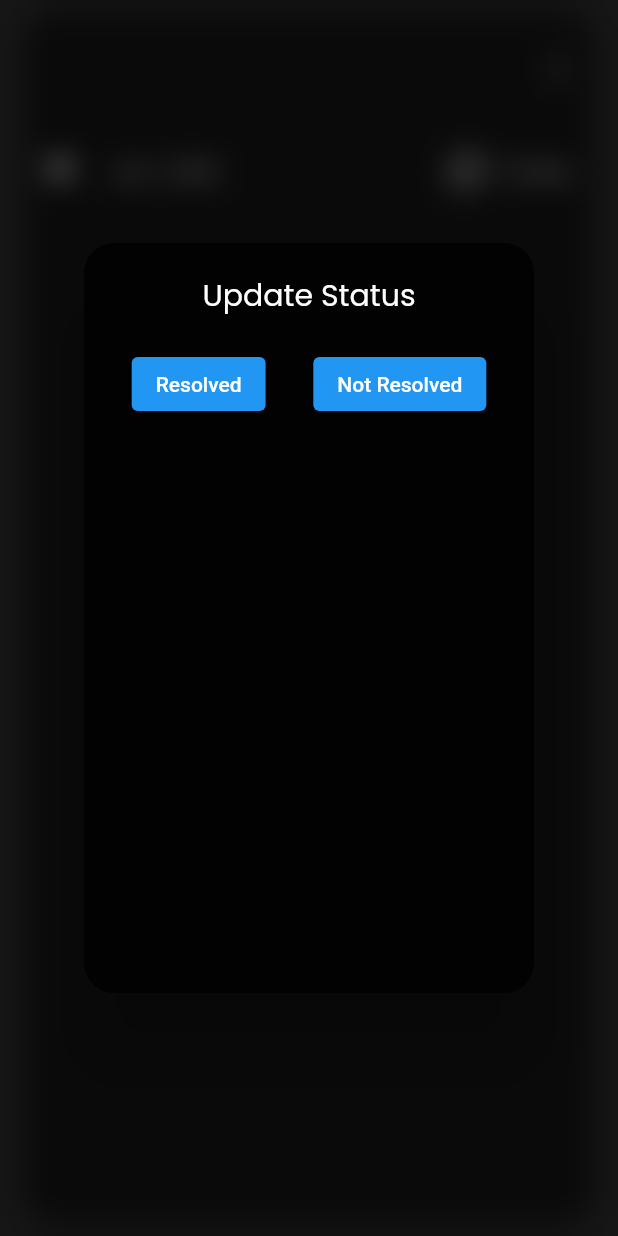
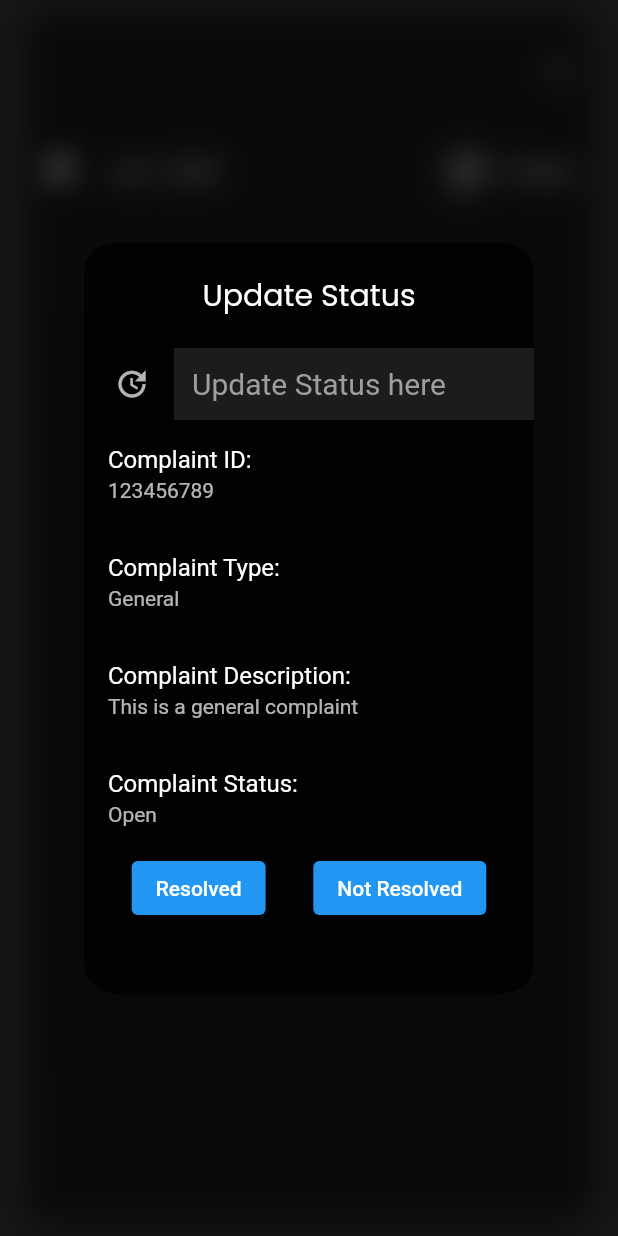
Before and after one commit to Madhav-S-S/voice_app, a Flutter app: what facultyPostCard() shows on an empty page, opened directly with empty values, after a tap on the "update" icon, on a phone screen of 412 x 824 dp. Run offline on Flutter 3.47's test engine with Material 2 defaults, Android fonts, the phone set to English and light mode, and no system bars; our stand-ins replace animated_splash_screen, cached_network_image, cloud_firestore, connectivity_plus, firebase_auth, firebase_core and 5 more; missing offline and left inert: dart:ffi; accounts and stored records are empty.

Commit message:
Edits in update status widget

```diff
--- a/lib/faculty/fac_postcard.dart
+++ b/lib/faculty/fac_postcard.dart
@@ -5,6 +5,7 @@ import 'package:firebase_auth/firebase_auth.dart';
 import 'package:flutter/material.dart';
 import 'package:intl/intl.dart';
 import 'package:provider/provider.dart';
+import 'package:voice/faculty/update_status_widget.dart';
 import 'package:voice/methods/firestore_methods.dart';
 import 'package:voice/reusable_widgets/reusable_widget.dart';
 class facultyPostCard extends StatefulWidget {
@@ -175,37 +176,7 @@ class _facultyPostCardState extends State<facultyPostCard> {
               //show an icon button for faculties to update the status of the complaint
               IconButton(onPressed: (){
                 showDialog(context: context, builder: (context){
-                  return Dialog(
-                    backgroundColor: Colors.transparent,
-                   child: BackdropFilter(
-                      filter: ImageFilter.blur(sigmaX: 10, sigmaY: 10),
-                      child: Container(
-                        decoration: BoxDecoration(
-                          //make the border circular
-                          //make background blur of the container
-                          color: Colors.black54.withOpacity(0.8),
-                          borderRadius: BorderRadius.circular(20),
-                        ),
-                        height: 500,
-                        width: 300,
-                        child: Column(
-                          children: [
-                            SizedBox(height: 20,),
-                            //increase the size of the update status text
-                            Text('Update Status', style: TextStyle(fontSize: 20,fontFamily: 'Poppins'),),
-                            SizedBox(height: 20,),
-                            Row(
-                              mainAxisAlignment: MainAxisAlignment.spaceEvenly,
-                              children: [
-                                ElevatedButton(onPressed: (){}, child: Text('Resolved')),
-                                ElevatedButton(onPressed: (){}, child: Text('Not Resolved')),
-                              ],
-                            )
-                          ],
-                        ),
-                      ),
-                    ),
-                  );
+                  return updateStatusWidget();
                 });
               },
                icon: const Icon(Icons.update),
--- /dev/null
+++ b/lib/faculty/update_status_widget.dart
@@ -0,0 +1,75 @@
+import 'dart:ui';
+
+import 'package:flutter/material.dart';
+
+updateStatusWidget(){
+  return Dialog(
+                    backgroundColor: Colors.transparent,
+                   child: BackdropFilter(
+                      filter: ImageFilter.blur(sigmaX: 10, sigmaY: 10),
+                      child: Container(
+                        decoration: BoxDecoration(
+                          //make the border circular
+                          //make background blur of the container
+                          color: Colors.black54.withOpacity(0.8),
+                          borderRadius: BorderRadius.circular(20),
+                        ),
+                        height: 500,
+                        width: 300,
+                        child: Column(
+                          children: [
+                            SizedBox(height: 20,),
+                            //increase the size of the update status text
+                            Text('Update Status', style: TextStyle(fontSize: 20,fontFamily: 'Poppins'),),
+                            SizedBox(height: 20,),
+                             Padding(
+                               padding: const EdgeInsets.only(left: 20,),
+                               child: TextField(
+                                  controller: null,
+                                  maxLines: null,
+                                  decoration: InputDecoration(
+                                      //set the color of of the field as white
+                                      filled: true,
+                                      fillColor: Colors.white.withOpacity(0.1),
+                                      icon:Icon(Icons.update),
+                                      hintText: "Update Status here",
+                                      hintStyle: TextStyle(color: Colors.grey),
+                                      border: InputBorder.none,
+                                  ),
+                                  style: TextStyle(fontSize: 20),
+                                ),
+                             ),
+                             ListView(
+                               shrinkWrap: true,
+                               children: [
+                                 ListTile(
+                                   title: Text('Complaint ID:'),
+                                   subtitle: Text('123456789'),
+                                 ),
+                                 ListTile(
+                                   title: Text('Complaint Type:'),
+                                   subtitle: Text('General'),
+                                 ),
+                                 ListTile(
+                                   title: Text('Complaint Description:'),
+                                   subtitle: Text('This is a general complaint'),
+                                 ),
+                                 ListTile(
+                                   title: Text('Complaint Status:'),
+                                   subtitle: Text('Open'),
+                                 ),
+                               ],
+                             ),
+                            Row(
+                              mainAxisAlignment: MainAxisAlignment.spaceEvenly,
+                              children: [
+                                ElevatedButton(onPressed: (){}, child: Text('Resolved')),
+                                ElevatedButton(onPressed: (){}, child: Text('Not Resolved')),
+                              ],
+                            )
+                          ],
+                        ),
+                      ),
+                    ),
+                  );
+}
```
